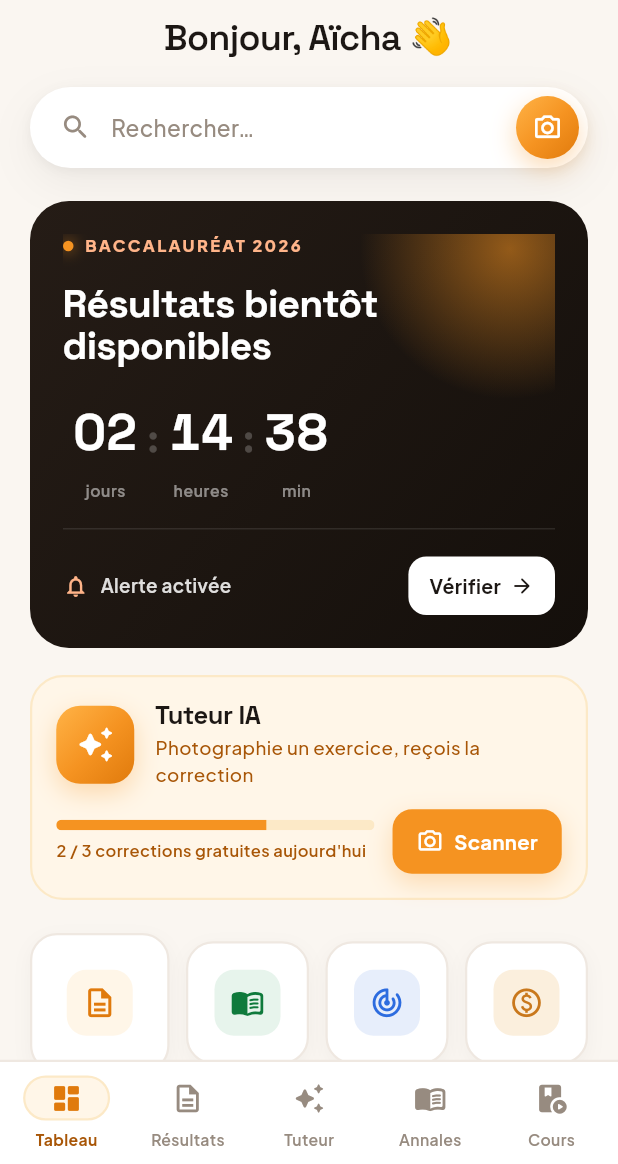
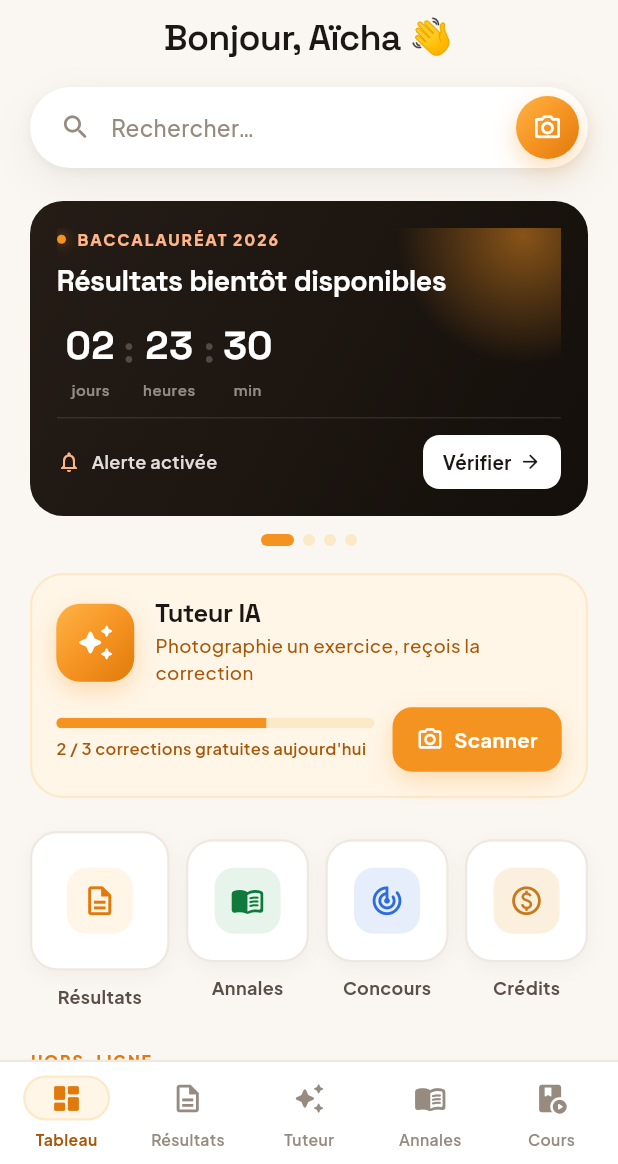
Before and after one commit to ludagg/onbuch-v2, a Flutter app: the HomeScreen screen opened by its route, on a phone screen of 412 x 824 dp, the part 72-1236 px from its top. Run offline on Flutter 3.47's test engine with Material 3 defaults, Android fonts, the phone set to English and light mode, and no system bars; our stand-ins replace appwrite, go_router, google_fonts; network calls fail.

Commit message:
Make hero a compact exam carousel
La carte noire countdown est désormais plus compacte et présentée en
carrousel horizontal (PageView + points de pagination), permettant
d'afficher plusieurs examens (Bac, Probatoire, BEPC, GCE...).
Chaque carte calcule son compte à rebours depuis la date d'examen.
Le bouton Vérifier renvoie vers /results.

```diff
--- a/lib/screens/home/home_screen.dart
+++ b/lib/screens/home/home_screen.dart
@@ -96,11 +96,8 @@ class HomeScreen extends StatelessWidget {
               ),
               const SizedBox(height: 22),
 
-              // Hero dark — résultats countdown
-              Padding(
-                padding: const EdgeInsets.symmetric(horizontal: 20),
-                child: _HeroCard(),
-              ),
+              // Hero — carrousel d'examens (compte à rebours résultats)
+              _HeroCarousel(),
               const SizedBox(height: 18),
 
               // Tuteur CTA
@@ -193,12 +190,73 @@ class HomeScreen extends StatelessWidget {
   }
 }
 
-// ─── Hero card (dark editorial) ───────────────────────────────────────────────
-class _HeroCard extends StatelessWidget {
+// ─── Examen à venir (compte à rebours) ────────────────────────────────────────
+class _ExamCountdown {
+  final String label;
+  final DateTime date;
+  const _ExamCountdown(this.label, this.date);
+}
+
+// ─── Hero carousel (plusieurs examens) ────────────────────────────────────────
+class _HeroCarousel extends StatefulWidget {
+  @override
+  State<_HeroCarousel> createState() => _HeroCarouselState();
+}
+
+class _HeroCarouselState extends State<_HeroCarousel> {
+  final _ctrl = PageController();
+  int _page = 0;
+
+  static final _exams = [
+    _ExamCountdown('Baccalauréat 2026', DateTime(2026, 6, 18, 10)),
+    _ExamCountdown('Probatoire 2026', DateTime(2026, 6, 22, 10)),
+    _ExamCountdown('BEPC 2026', DateTime(2026, 7, 1, 10)),
+    _ExamCountdown('GCE O/A Level 2026', DateTime(2026, 7, 8, 10)),
+  ];
+
+  @override
+  void dispose() {
+    _ctrl.dispose();
+    super.dispose();
+  }
+
   @override
   Widget build(BuildContext context) {
+    return Column(children: [
+      SizedBox(
+        height: 210,
+        child: PageView.builder(
+          controller: _ctrl,
+          itemCount: _exams.length,
+          onPageChanged: (i) => setState(() => _page = i),
+          itemBuilder: (_, i) => Padding(
+            padding: const EdgeInsets.symmetric(horizontal: 20),
+            child: _HeroCard(_exams[i]),
+          ),
+        ),
+      ),
+      const SizedBox(height: 12),
+      ProgressDots(count: _exams.length, active: _page),
+    ]);
+  }
+}
+
+// ─── Hero card (dark editorial — compacte) ────────────────────────────────────
+class _HeroCard extends StatelessWidget {
+  final _ExamCountdown exam;
+  const _HeroCard(this.exam);
+
+  @override
+  Widget build(BuildContext context) {
+    final diff = exam.date.difference(DateTime.now());
+    final available = diff.isNegative;
+    final days = available ? 0 : diff.inDays;
+    final hours = available ? 0 : diff.inHours % 24;
+    final mins = available ? 0 : diff.inMinutes % 60;
+    String two(int v) => v.toString().padLeft(2, '0');
+
     return Container(
-      padding: const EdgeInsets.all(22),
+      padding: const EdgeInsets.all(18),
       decoration: BoxDecoration(
         gradient: const LinearGradient(
           begin: Alignment.topLeft,
@@ -206,73 +264,93 @@ class _HeroCard extends StatelessWidget {
           stops: [0, 1],
           colors: [OC.darkHero, OC.darkHero2],
         ),
-        borderRadius: BorderRadius.circular(26),
+        borderRadius: BorderRadius.circular(22),
       ),
       child: Stack(children: [
         // glow blob
         Positioned(
-          top: -90, right: -70,
+          top: -80, right: -60,
           child: Container(
-            width: 200, height: 200,
+            width: 170, height: 170,
             decoration: BoxDecoration(
               shape: BoxShape.circle,
               gradient: RadialGradient(
-                colors: [OC.o500.withValues(alpha:0.55), OC.o500.withValues(alpha:0)],
+                colors: [OC.o500.withValues(alpha: 0.50), OC.o500.withValues(alpha: 0)],
               ),
             ),
           ),
         ),
         Column(crossAxisAlignment: CrossAxisAlignment.start, children: [
           Row(children: [
-            Container(width: 7, height: 7, decoration: BoxDecoration(
+            Container(width: 6, height: 6, decoration: BoxDecoration(
               color: OC.o500,
               shape: BoxShape.circle,
-              boxShadow: [BoxShadow(color: OC.o500.withValues(alpha:0.22), blurRadius: 6, spreadRadius: 3)],
+              boxShadow: [BoxShadow(color: OC.o500.withValues(alpha: 0.22), blurRadius: 6, spreadRadius: 2)],
             )),
             const SizedBox(width: 7),
-            Text(
-              'BACCALAURÉAT 2026',
-              style: body(11, weight: FontWeight.w800, color: const Color(0xFFFFB489))
-                  .copyWith(letterSpacing: 0.14 * 11),
+            Expanded(
+              child: Text(
+                exam.label.toUpperCase(),
+                maxLines: 1,
+                overflow: TextOverflow.ellipsis,
+                style: body(10.5, weight: FontWeight.w800, color: const Color(0xFFFFB489))
+                    .copyWith(letterSpacing: 0.12 * 10.5),
+              ),
             ),
           ]),
-          const SizedBox(height: 16),
-          Text('Résultats bientôt\ndisponibles', style: display(26, weight: FontWeight.w700, color: Colors.white)),
-          const SizedBox(height: 20),
+          const SizedBox(height: 10),
+          Text(
+            available ? 'Résultats disponibles' : 'Résultats bientôt disponibles',
+            maxLines: 2,
+            overflow: TextOverflow.ellipsis,
+            style: display(19, weight: FontWeight.w700, color: Colors.white),
+          ),
+          const Spacer(),
           // Countdown
           Row(children: [
-            _CountUnit('02', 'jours'),
-            Padding(
-              padding: const EdgeInsets.only(bottom: 14),
-              child: Text(':', style: display(26, weight: FontWeight.w600, color: Colors.white.withValues(alpha:0.22))),
-            ),
-            _CountUnit('14', 'heures'),
-            Padding(
-              padding: const EdgeInsets.only(bottom: 14),
-              child: Text(':', style: display(26, weight: FontWeight.w600, color: Colors.white.withValues(alpha:0.22))),
-            ),
-            _CountUnit('38', 'min'),
+            _CountUnit(two(days), 'jours'),
+            _ColonSep(),
+            _CountUnit(two(hours), 'heures'),
+            _ColonSep(),
+            _CountUnit(two(mins), 'min'),
           ]),
-          Container(height: 1, color: Colors.white.withValues(alpha:0.10), margin: const EdgeInsets.symmetric(vertical: 18)),
+          Container(
+            height: 1,
+            color: Colors.white.withValues(alpha: 0.10),
+            margin: const EdgeInsets.symmetric(vertical: 11),
+          ),
           Row(children: [
-            const Icon(Icons.notifications_outlined, size: 17, color: Color(0xFFFFB489)),
-            const SizedBox(width: 8),
-            Text('Alerte activée', style: body(12.5, weight: FontWeight.w600, color: Colors.white.withValues(alpha:0.86))),
+            const Icon(Icons.notifications_outlined, size: 16, color: Color(0xFFFFB489)),
+            const SizedBox(width: 7),
+            Text('Alerte activée',
+                style: body(12, weight: FontWeight.w600, color: Colors.white.withValues(alpha: 0.86))),
             const Spacer(),
-            Container(
-              padding: const EdgeInsets.symmetric(horizontal: 14, vertical: 10),
-              decoration: BoxDecoration(color: Colors.white, borderRadius: BorderRadius.circular(12)),
-              child: Row(children: [
-                Text('Vérifier', style: body(13, weight: FontWeight.w700, color: OC.ink)),
-                const SizedBox(width: 6),
-                const Icon(Icons.arrow_forward_rounded, size: 16, color: OC.ink),
-              ]),
+            GestureDetector(
+              onTap: () => context.go('/results'),
+              child: Container(
+                padding: const EdgeInsets.symmetric(horizontal: 13, vertical: 9),
+                decoration: BoxDecoration(color: Colors.white, borderRadius: BorderRadius.circular(11)),
+                child: Row(children: [
+                  Text('Vérifier', style: body(12.5, weight: FontWeight.w700, color: OC.ink)),
+                  const SizedBox(width: 5),
+                  const Icon(Icons.arrow_forward_rounded, size: 15, color: OC.ink),
+                ]),
+              ),
             ),
           ]),
         ]),
       ]),
     );
   }
+}
+
+class _ColonSep extends StatelessWidget {
+  @override
+  Widget build(BuildContext context) => Padding(
+        padding: const EdgeInsets.only(bottom: 12),
+        child: Text(':',
+            style: display(24, weight: FontWeight.w600, color: Colors.white.withValues(alpha: 0.22))),
+      );
 }
 
 class _CountUnit extends StatelessWidget {
@@ -282,12 +360,12 @@ class _CountUnit extends StatelessWidget {
   @override
   Widget build(BuildContext context) {
     return Padding(
-      padding: const EdgeInsets.symmetric(horizontal: 7),
+      padding: const EdgeInsets.symmetric(horizontal: 6),
       child: Column(children: [
-        Text(value, style: mono(34, weight: FontWeight.w700, color: Colors.white)),
-        const SizedBox(height: 6),
-        Text(unit, style: body(10.5, color: Colors.white.withValues(alpha:0.5), weight: FontWeight.w600)
-            .copyWith(letterSpacing: 0.04 * 10.5)),
+        Text(value, style: mono(26, weight: FontWeight.w700, color: Colors.white)),
+        const SizedBox(height: 5),
+        Text(unit, style: body(10, color: Colors.white.withValues(alpha: 0.5), weight: FontWeight.w600)
+            .copyWith(letterSpacing: 0.04 * 10)),
       ]),
     );
   }
```
